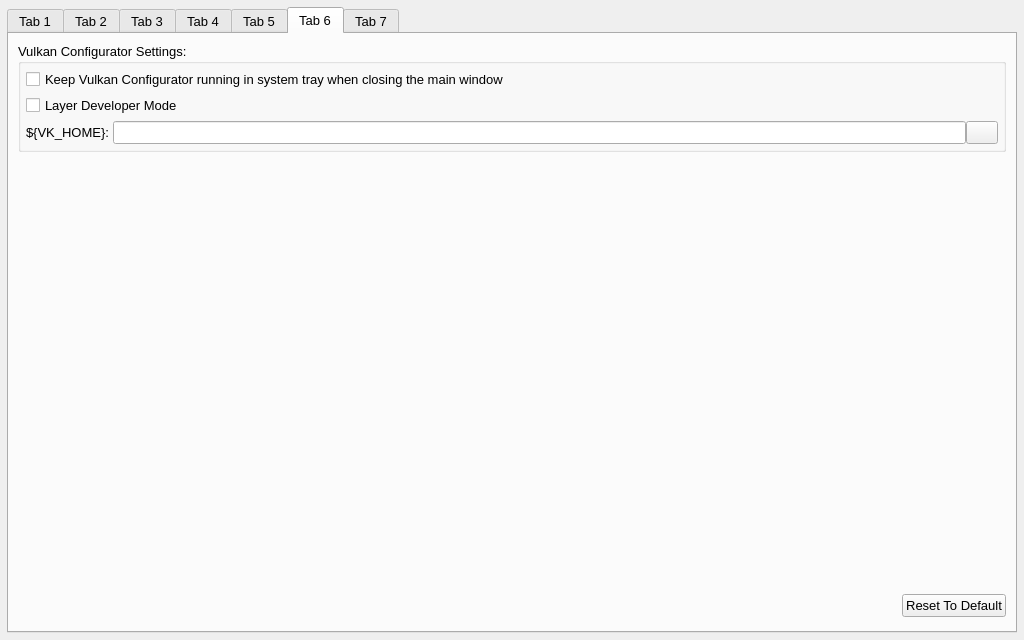
Before: the Qt Designer form vkconfig_gui/mainwindow.ui in LunarG/VulkanTools, drawn with Qt 5.
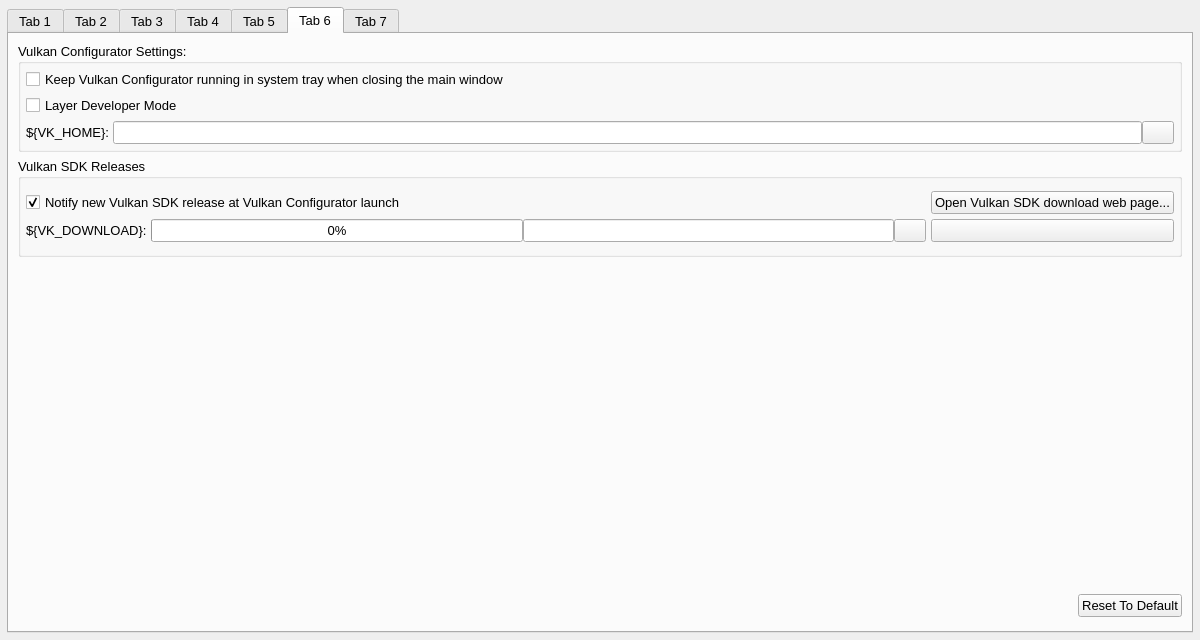
After: the same form once the commit is applied. The open tabs and pages were chosen to show the change. Icons and pictures are not drawn.

Commit message: vkconfig: Add Vulkan SDK release detection

The edit to the form file:
```diff
--- a/vkconfig_gui/mainwindow.ui
+++ b/vkconfig_gui/mainwindow.ui
@@ -6,7 +6,7 @@
    <rect>
     <x>0</x>
     <y>0</y>
-    <width>1024</width>
+    <width>1200</width>
     <height>640</height>
    </rect>
   </property>
@@ -2195,6 +2195,142 @@
           </layout>
          </widget>
         </item>
+        <item>
+         <widget class="QGroupBox" name="groupBox_2">
+          <property name="title">
+           <string>Vulkan SDK Releases</string>
+          </property>
+          <layout class="QVBoxLayout" name="verticalLayout_25">
+           <property name="spacing">
+            <number>5</number>
+           </property>
+           <property name="leftMargin">
+            <number>5</number>
+           </property>
+           <property name="topMargin">
+            <number>5</number>
+           </property>
+           <property name="rightMargin">
+            <number>5</number>
+           </property>
+           <property name="bottomMargin">
+            <number>5</number>
+           </property>
+           <item>
+            <layout class="QGridLayout" name="gridLayout_3">
+             <property name="topMargin">
+              <number>7</number>
+             </property>
+             <property name="bottomMargin">
+              <number>7</number>
+             </property>
+             <item row="1" column="0">
+              <layout class="QHBoxLayout" name="horizontalLayout_8">
+               <property name="spacing">
+                <number>0</number>
+               </property>
+               <property name="leftMargin">
+                <number>0</number>
+               </property>
+               <property name="topMargin">
+                <number>0</number>
+               </property>
+               <property name="rightMargin">
+                <number>0</number>
+               </property>
+               <property name="bottomMargin">
+                <number>0</number>
+               </property>
+               <item>
+                <widget class="QLabel" name="label_4">
+                 <property name="text">
+                  <string>${VK_DOWNLOAD}: </string>
+                 </property>
+                </widget>
+               </item>
+               <item>
+                <widget class="QProgressBar" name="preferences_progress">
+                 <property name="value">
+                  <number>0</number>
+                 </property>
+                </widget>
+               </item>
+               <item>
+                <widget class="QLineEdit" name="preferences_vk_download_text"/>
+               </item>
+               <item>
+                <widget class="QPushButton" name="preferences_vk_download_browse">
+                 <property name="maximumSize">
+                  <size>
+                   <width>32</width>
+                   <height>16777215</height>
+                  </size>
+                 </property>
+                 <property name="text">
+                  <string/>
+                 </property>
+                </widget>
+               </item>
+              </layout>
+             </item>
+             <item row="0" column="0">
+              <layout class="QHBoxLayout" name="horizontalLayout_11">
+               <property name="leftMargin">
+                <number>0</number>
+               </property>
+               <property name="topMargin">
+                <number>0</number>
+               </property>
+               <property name="rightMargin">
+                <number>0</number>
+               </property>
+               <property name="bottomMargin">
+                <number>0</number>
+               </property>
+               <item>
+                <widget class="QCheckBox" name="preferences_notify_releases">
+                 <property name="text">
+                  <string>Notify new Vulkan SDK release at Vulkan Configurator launch</string>
+                 </property>
+                 <property name="checked">
+                  <bool>true</bool>
+                 </property>
+                </widget>
+               </item>
+               <item>
+                <spacer name="horizontalSpacer_2">
+                 <property name="orientation">
+                  <enum>Qt::Orientation::Horizontal</enum>
+                 </property>
+                 <property name="sizeHint" stdset="0">
+                  <size>
+                   <width>40</width>
+                   <height>20</height>
+                  </size>
+                 </property>
+                </spacer>
+               </item>
+              </layout>
+             </item>
+             <item row="1" column="1">
+              <widget class="QPushButton" name="preferences_download">
+               <property name="text">
+                <string/>
+               </property>
+              </widget>
+             </item>
+             <item row="0" column="1">
+              <widget class="QPushButton" name="preferences_open_page">
+               <property name="text">
+                <string>Open Vulkan SDK download web page...</string>
+               </property>
+              </widget>
+             </item>
+            </layout>
+           </item>
+          </layout>
+         </widget>
+        </item>
         <item>
          <spacer name="verticalSpacer_2">
           <property name="orientation">
```
Left out of the diff: 138 changed lines with no effect on the pictures. The commit also changes 16 other files.
